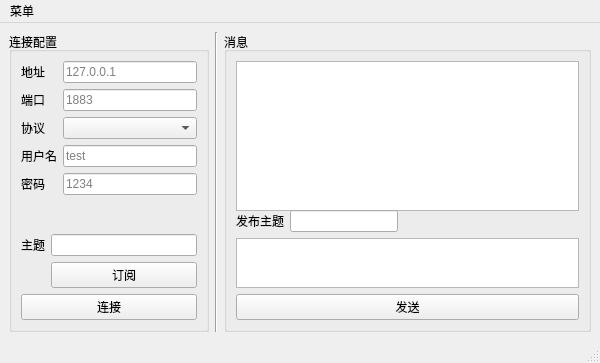
First picture: the form in mainwindow.ui, repository zxb0000/QtMqtt, before the edit.
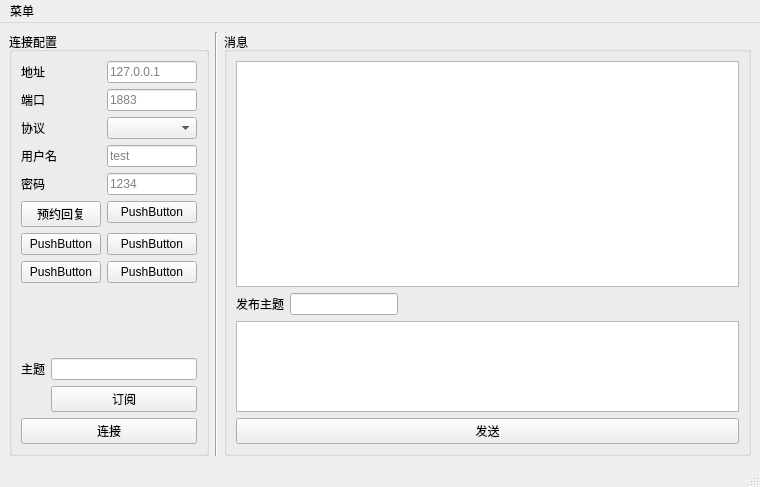
Second picture: the form after the edit.

Patch:
```diff
--- a/mainwindow.ui
+++ b/mainwindow.ui
@@ -6,8 +6,8 @@
    <rect>
     <x>0</x>
     <y>0</y>
-    <width>600</width>
-    <height>361</height>
+    <width>760</width>
+    <height>487</height>
    </rect>
   </property>
   <property name="minimumSize">
@@ -124,6 +124,48 @@
              </property>
             </widget>
            </item>
+           <item row="5" column="0">
+            <widget class="QPushButton" name="pushButton_3">
+             <property name="text">
+              <string>预约回复</string>
+             </property>
+            </widget>
+           </item>
+           <item row="5" column="1">
+            <widget class="QPushButton" name="pushButton_4">
+             <property name="text">
+              <string>PushButton</string>
+             </property>
+            </widget>
+           </item>
+           <item row="6" column="0">
+            <widget class="QPushButton" name="pushButton_5">
+             <property name="text">
+              <string>PushButton</string>
+             </property>
+            </widget>
+           </item>
+           <item row="6" column="1">
+            <widget class="QPushButton" name="pushButton_6">
+             <property name="text">
+              <string>PushButton</string>
+             </property>
+            </widget>
+           </item>
+           <item row="7" column="0">
+            <widget class="QPushButton" name="pushButton_7">
+             <property name="text">
+              <string>PushButton</string>
+             </property>
+            </widget>
+           </item>
+           <item row="7" column="1">
+            <widget class="QPushButton" name="pushButton_8">
+             <property name="text">
+              <string>PushButton</string>
+             </property>
+            </widget>
+           </item>
           </layout>
          </item>
          <item row="3" column="0">
@@ -278,7 +320,7 @@
     <rect>
      <x>0</x>
      <y>0</y>
-     <width>600</width>
+     <width>760</width>
      <height>21</height>
     </rect>
    </property>
```
Left out of the diff: 9 changed lines with no effect on the pictures.
